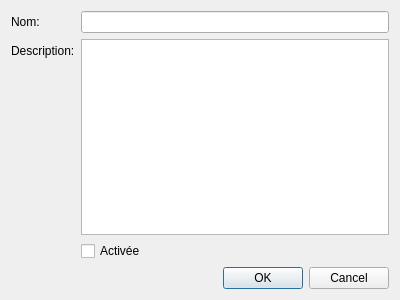
Before: the Qt Designer form InfoDynamiqueQt/Vues/vuegestionaction.ui in AlexandreGirardin/ProjetAnalyse, drawn with Qt 5.
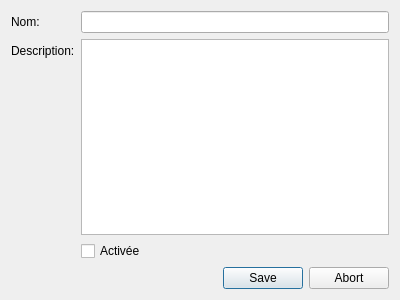
After: the same form once the commit is applied.

The edit to the form file:
```diff
--- a/InfoDynamiqueQt/Vues/vuegestionaction.ui
+++ b/InfoDynamiqueQt/Vues/vuegestionaction.ui
@@ -47,11 +47,8 @@
    </item>
    <item>
     <widget class="QDialogButtonBox" name="buttonBox">
-     <property name="orientation">
-      <enum>Qt::Horizontal</enum>
-     </property>
      <property name="standardButtons">
-      <set>QDialogButtonBox::Cancel|QDialogButtonBox::Ok</set>
+      <set>QDialogButtonBox::Abort|QDialogButtonBox::Save</set>
      </property>
     </widget>
    </item>
```
